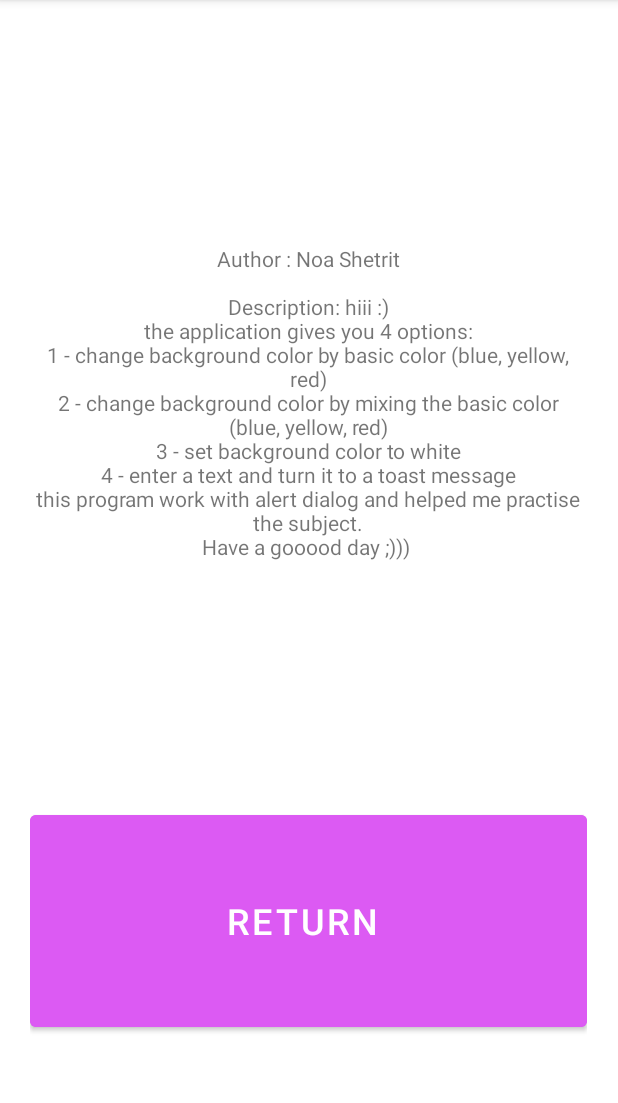
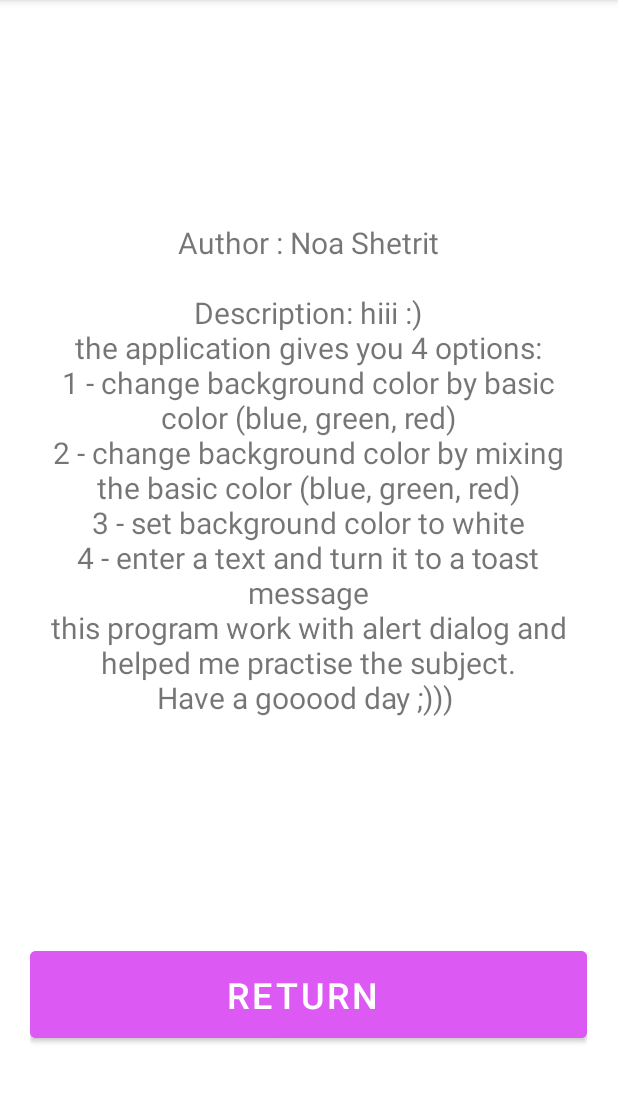
Before and after one commit to ns6991/8.03_11, an Android app: the credits screen opened directly, with no data from a screen before it, on a phone screen of 412 x 824 dp, the part 84-1187 px from its top. Run offline under Robolectric (Android 15) with nearby library versions, the phone set to English and light mode, and no system bars.

Commit message:
finish 2 :(

```diff
--- a/app/src/main/java/com/example/a803_11/credits.java
+++ b/app/src/main/java/com/example/a803_11/credits.java
@@ -19,12 +19,13 @@ public class credits extends AppCompatActivity {
         tv.setText("Author : Noa Shetrit\n\n" +
                 "Description: hiii :)\n" +
                 "the application gives you 4 options:\n" +
-                "1 - change background color by basic color (blue, yellow, red)\n" +
-                "2 - change background color by mixing the basic color (blue, yellow, red)\n" +
+                "1 - change background color by basic color (blue, green, red)\n" +
+                "2 - change background color by mixing the basic color (blue, green, red)\n" +
                 "3 - set background color to white\n" +
                 "4 - enter a text and turn it to a toast message\n" +
                 "this program work with alert dialog and helped me practise the subject.\n" +
                 "Have a gooood day ;))) " );
+        tv.setTextSize(20);
 
     }
 
--- a/app/src/main/res/layout/activity_credits.xml
+++ b/app/src/main/res/layout/activity_credits.xml
@@ -30,7 +30,7 @@
                 android:id="@+id/text1"
                 android:layout_width="match_parent"
                 android:layout_height="0dp"
-                android:layout_weight="50"
+                android:layout_weight="70"
                 android:backgroundTint="#764CBF"
                 android:gravity="center"
                 tools:ignore="SpeakableTextPresentCheck" />
@@ -44,7 +44,7 @@
                 android:id="@+id/back"
                 android:layout_width="match_parent"
                 android:layout_height="0dp"
-                android:layout_weight="20"
+                android:layout_weight="10"
                 android:backgroundTint="#DC5AF3"
                 android:onClick="back"
                 android:text="return "
--- a/app/src/main/res/menu/main.xml
+++ b/app/src/main/res/menu/main.xml
@@ -1,5 +1,9 @@
 <?xml version="1.0" encoding="utf-8"?>
 <menu xmlns:android="http://schemas.android.com/apk/res/android">
-    android:title="credits ->>" />
+    <item
+        android:id="@+id/credits"
+        android:title="credits ->>" />
+
+
 
 </menu>
```
Also changed, not shown: app/src/main/java/com/example/a803_11/MainActivity.java (+11 -9 lines).
